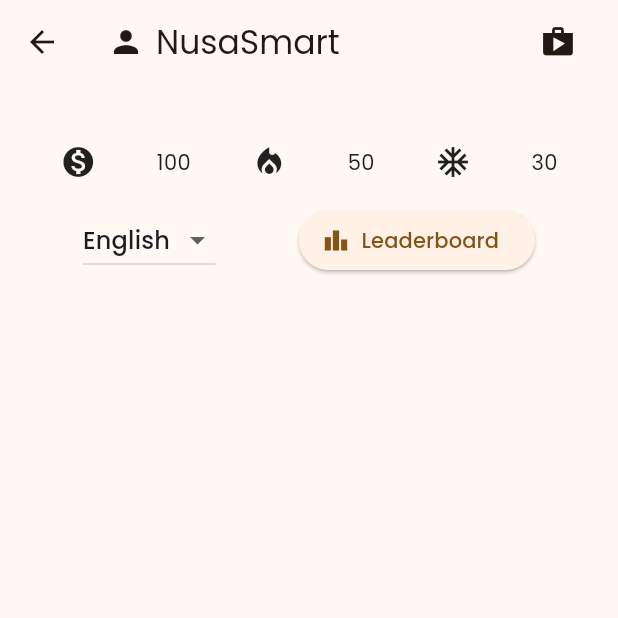
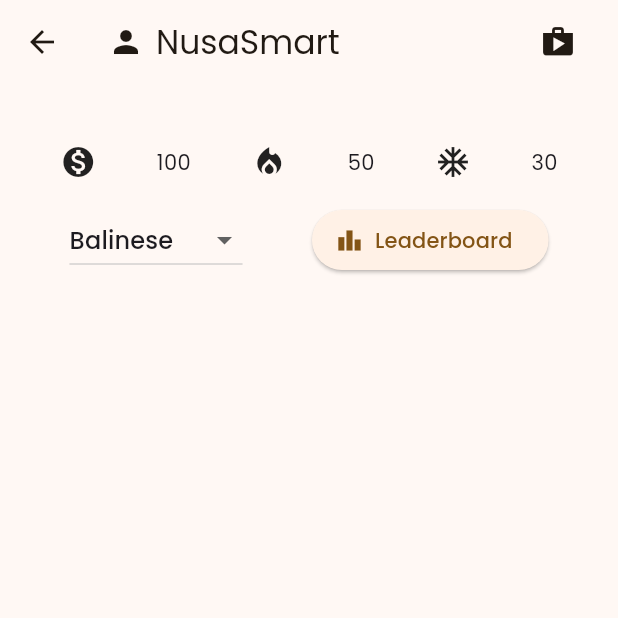
Before and after one commit to kmdavidds/BCCGembira_Nusastra, a Flutter app: the QuizPage screen opened directly, on a phone screen of 412 x 824 dp, the top half of it. Run offline on Flutter 3.47's test engine with Material 3 defaults, Android fonts, the phone set to English and light mode, and no system bars; our stand-ins replace camera, dio, flutter_map, google_fonts, latlong2, speech_to_text; project files that could hold a hidden picture were left out.

Commit message:
feat: edit quiz

```diff
--- a/lib/pages/photo_page.dart
+++ b/lib/pages/photo_page.dart
@@ -83,7 +83,7 @@
             String _base64String = base64.encode(_bytes);
 
             debugPrint(_base64String);
-            String body = await ApiService.uploadImage(file);
+            String body = await ApiService.uploadImage();
 
             debugPrint("AAAA SINIIII");
 
--- a/lib/pages/quiz_page.dart
+++ b/lib/pages/quiz_page.dart
@@ -8,7 +8,7 @@
 }
 
 class _QuizPageState extends State<QuizPage> {
-  String selectedLanguage = 'English';
+  String selectedLanguage = 'Balinese';
 
   @override
   Widget build(BuildContext context) {
@@ -46,7 +46,7 @@
             children: [
               DropdownButton<String>(
                 value: selectedLanguage,
-                items: <String>['English', 'Bahasa', 'Español']
+                items: <String>['Indonesian', 'Balinese', 'Javanese']
                     .map((String value) {
                   return DropdownMenuItem<String>(
                     value: value,
```
Also changed, not shown: lib/services/api_service.dart (+13 -6 lines), assets/bali.png (added).
